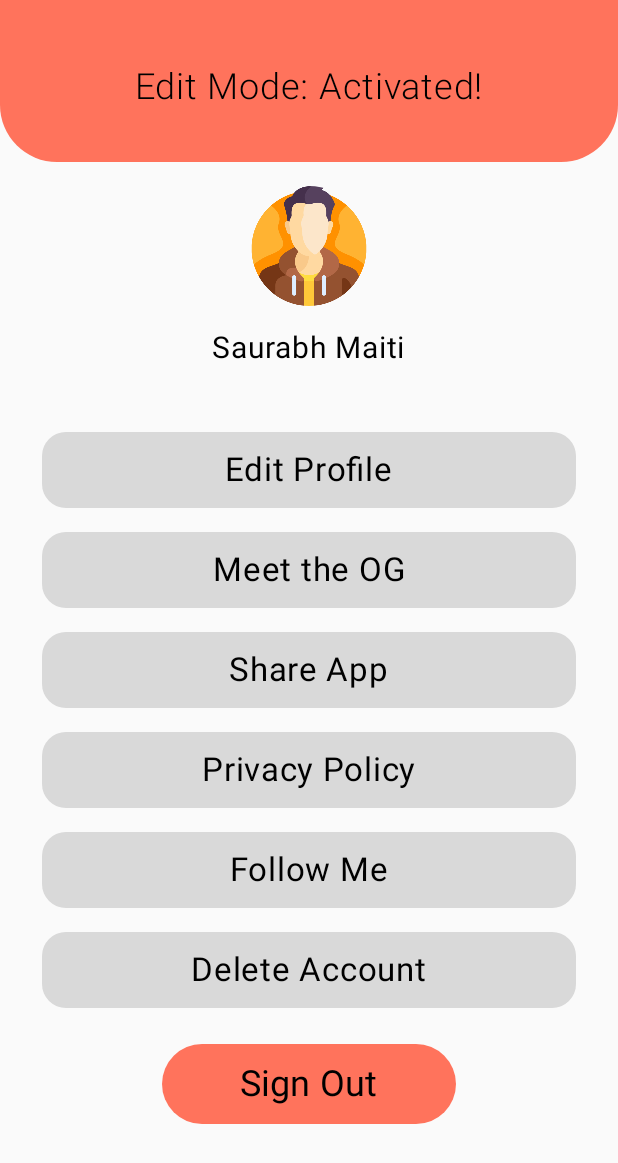
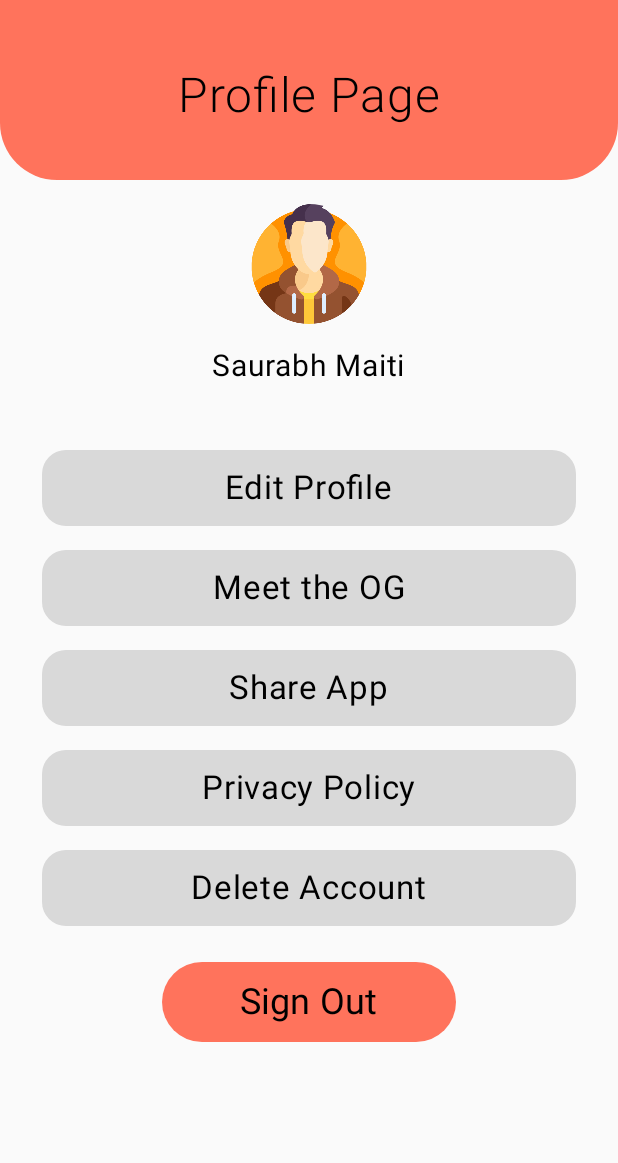
Before and after one commit to Saurabh-Maiti/Whispr, an Android app built with Jetpack Compose: the edit_mode_screen screen opened through its navigation route, on a phone screen of 412 x 824 dp. Shown: the top 1163 px of the screen. Run offline under Robolectric (Android 15) with nearby library versions, the phone set to English and light mode, and no system bars; our stand-ins replace Firebase (no records; nobody signed in at launch, a user with empty details on screens opened directly), livedata-compose.

Commit message:
Changes Made

```diff
--- a/app/src/main/java/com/example/whispr/AuthViewModel.kt
+++ b/app/src/main/java/com/example/whispr/AuthViewModel.kt
@@ -58,7 +58,7 @@ class AuthViewModel: ViewModel() {
                 }
                 else
                 {
-                   _auth_state.value= Auth_State.Error("Unexpected error occurred")
+                    _auth_state.value= Auth_State.Error("Unexpected error occurred")
                 }
             }
 
--- a/app/src/main/java/com/example/whispr/My_App_Navigation.kt
+++ b/app/src/main/java/com/example/whispr/My_App_Navigation.kt
@@ -31,7 +31,7 @@ fun My_App_Navigation(authViewModel: AuthViewModel)
             home_screen(navController, authViewModel)
         }
         composable(route="edit_mode_screen") {
-           profile_screen_page(navController, authViewModel)
+            profile_screen_page(navController, authViewModel)
         }
         composable(route="add_post_screen") {
             Add_postScreen(navController, authViewModel)
--- a/app/src/main/java/com/example/whispr/screens/Add_post_Screen.kt
+++ b/app/src/main/java/com/example/whispr/screens/Add_post_Screen.kt
@@ -95,7 +95,7 @@ fun Add_postScreen(navController: NavController,authViewModel: AuthViewModel) {
         }, colors = ButtonDefaults.buttonColors(
             containerColor = Color(0xFFFF735C),
 
-        ),) {
+            ),) {
             Text("Smash it! 🔥",color=Color.White, fontSize = 16.sp)
         }
     }
--- a/app/src/main/java/com/example/whispr/screens/home_screen.kt
+++ b/app/src/main/java/com/example/whispr/screens/home_screen.kt
@@ -87,7 +87,7 @@ fun home_screen(navController: NavController,authViewModel: AuthViewModel) {
                 Spacer(modifier = Modifier.width(8.dp))
                 Column(modifier = Modifier.padding(start = 3.dp,
                     top = 22.dp
-                    ), horizontalAlignment =  Alignment.CenterHorizontally) {
+                ), horizontalAlignment =  Alignment.CenterHorizontally) {
                     Text(text = "Whispr", color = Color.White, fontSize = 38.sp)
                     Text(text = "Undress your thoughts.", color = Color.White, fontSize = 18.sp)
                 }
--- a/app/src/main/java/com/example/whispr/screens/profile_screen_page.kt
+++ b/app/src/main/java/com/example/whispr/screens/profile_screen_page.kt
@@ -50,14 +50,14 @@ fun profile_screen_page(navController: NavController,authViewModel: AuthViewMode
         Box(
             modifier = Modifier
                 .fillMaxWidth()
-                .height(108.dp)
+                .height(120.dp)
                 .clip(RoundedCornerShape(bottomStart = 38.dp, bottomEnd = 38.dp))
                 .background(Color(0xFFFF735C)),
             contentAlignment = Alignment.Center
         ) {
             Text(
-                "Edit Mode: Activated!",
-                fontSize = 24.sp,
+                "Profile Page",
+                fontSize = 32.sp,
                 fontWeight = FontWeight.Light,
                 modifier = Modifier.padding(top = 8.dp),
                 color = Color.Black
@@ -77,7 +77,6 @@ fun profile_screen_page(navController: NavController,authViewModel: AuthViewMode
         Spacer(modifier=Modifier.padding(22.dp))
         Box(
             modifier = Modifier.clickable{
-
             }
                 .padding(horizontal = 28.dp) // space from left and right edges
                 .fillMaxWidth()
@@ -145,25 +144,6 @@ fun profile_screen_page(navController: NavController,authViewModel: AuthViewMode
             )
         }
         Spacer(modifier=Modifier.padding(8.dp))
-
-        Box(
-            modifier = Modifier.clickable{
-
-            }
-                .padding(horizontal = 28.dp) // space from left and right edges
-                .fillMaxWidth()
-                .clip(RoundedCornerShape(16.dp)) // round corners
-                .background(Color(0xFFD9D9D9)), // background color
-            contentAlignment = Alignment.Center
-        ) {
-            Text(
-                "Follow Me",
-                fontSize = 22.sp,
-                modifier = Modifier.padding(12.dp)
-            )
-        }
-        Spacer(modifier=Modifier.padding(8.dp))
-
         Box(
             modifier = Modifier.clickable{
 
--- a/gradle/libs.versions.toml
+++ b/gradle/libs.versions.toml
@@ -13,6 +13,7 @@ firebaseAuth = "23.2.0"
 credentials = "1.5.0"
 credentialsPlayServicesAuth = "1.5.0"
 googleid = "1.1.1"
+firebaseFirestore = "25.1.4"
 
 [libraries]
 androidx-core-ktx = { group = "androidx.core", name = "core-ktx", version.ref = "coreKtx" }
@@ -33,6 +34,7 @@ firebase-auth = { group = "com.google.firebase", name = "firebase-auth", version
 androidx-credentials = { group = "androidx.credentials", name = "credentials", version.ref = "credentials" }
 androidx-credentials-play-services-auth = { group = "androidx.credentials", name = "credentials-play-services-auth", version.ref = "credentialsPlayServicesAuth" }
 googleid = { group = "com.google.android.libraries.identity.googleid", name = "googleid", version.ref = "googleid" }
+firebase-firestore = { group = "com.google.firebase", name = "firebase-firestore", version.ref = "firebaseFirestore" }
 
 [plugins]
 android-application = { id = "com.android.application", version.ref = "agp" }
```
Also changed, not shown: app/build.gradle.kts (+21 -16 lines), app/src/main/java/com/example/whispr/MainActivity.kt (+1 -15 lines), app/src/main/java/com/example/whispr/screens/Edit_Profile_Screen.kt (added, +91 -0 lines), app/src/main/java/com/example/whispr/screens/signup_screen.kt (line endings or trailing spaces).
